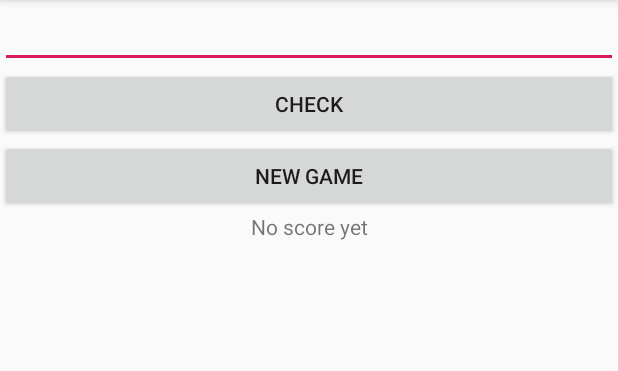
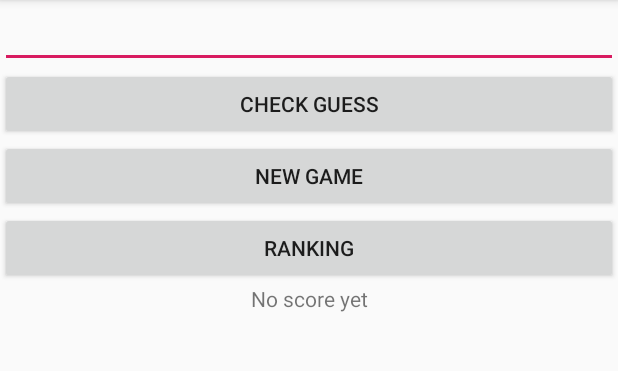
Before and after one commit to RolandMcDoland/MobileApplications, an Android app: the MainActivity screen opened directly, with no data from a screen before it, on a phone screen of 412 x 824 dp, the part 84-455 px from its top. Run offline under Robolectric (Android 15) with nearby library versions, the phone set to English and light mode, and no system bars.

Commit message:
Lab4 update

```diff
--- a/Lab4/app/src/main/java/com/example/guessnumber/MainActivity.kt
+++ b/Lab4/app/src/main/java/com/example/guessnumber/MainActivity.kt
@@ -1,5 +1,6 @@
 package com.example.guessnumber
 
+import android.content.Intent
 import android.os.AsyncTask
 import android.support.v7.app.AppCompatActivity
 import android.os.Bundle
@@ -65,16 +66,16 @@ class MainActivity : AppCompatActivity() {
             appScore = stringBuilder.toString().toInt()
 
             //Display the score so far
-            textView.setText("Score so far: " + stringBuilder.toString()).toString()
+            scoreTextView.setText("Score so far: " + stringBuilder.toString()).toString()
         }
         else {
             //Display information about lack of high scores
-            textView.setText("No score yet").toString()
+            scoreTextView.setText("No score yet").toString()
         }
 
-        button.setOnClickListener {
+        checkGuessButton.setOnClickListener {
             //If you win
-            if(editText.text.toString().toInt() == numberToGuess) {
+            if(numberEditText.text.toString().toInt() == numberToGuess) {
                 score = getScore(counter)
 
                 //Update application score
@@ -98,7 +99,7 @@ class MainActivity : AppCompatActivity() {
                 }
 
                 //Display score so far
-                textView.setText("Score so far: " + appScore.toString()).toString()
+                scoreTextView.setText("Score so far: " + appScore.toString()).toString()
 
                 startNewGame()
             }
@@ -119,8 +120,14 @@ class MainActivity : AppCompatActivity() {
             }
         }
 
-        button2.setOnClickListener{
+        newGameButton.setOnClickListener{
             startNewGame(toast)
+        }
+
+        //Move to ranking activity to see top 10 scores
+        rankingButton.setOnClickListener{
+            val intent = Intent(this, RankingActivity::class.java)
+            startActivity(intent)
         }
     }
 
@@ -155,26 +162,18 @@ class MainActivity : AppCompatActivity() {
             return 1
     }
 
+    //Get a response from specified URL
     inner class CommunicationController : AsyncTask<String, String, String>() {
         override fun doInBackground(vararg url: String?): String {
-            var response : String
-            val connection =  URL(url[0]).openConnection() as HttpURLConnection
+            var response: String
+            val connection = URL(url[0]).openConnection() as HttpURLConnection
             try {
                 connection.connect()
-                response = connection.inputStream.use{it.reader().use{reader -> reader.readText()} }
+                response = connection.inputStream.use { it.reader().use { reader -> reader.readText() } }
             } finally {
                 connection.disconnect()
             }
             return response
         }
-
-        override fun onPostExecute(result: String?) {
-            super.onPostExecute(result)
-
-            if(result != "OK") {
-                // TODO handle JSON
-            }
-        }
-        //"http://hufiecgniezno.pl/br/record.php?f=get"
     }
 }
--- a/Lab4/app/src/main/res/layout/activity_main.xml
+++ b/Lab4/app/src/main/res/layout/activity_main.xml
@@ -15,17 +15,21 @@
                 android:layout_height="wrap_content"
                 android:inputType="textPersonName"
                 android:ems="10"
-                android:id="@+id/editText"/>
+                android:id="@+id/numberEditText"/>
         <Button
-                android:text="Check"
+                android:text="Check Guess"
                 android:layout_width="match_parent"
-                android:layout_height="wrap_content" android:id="@+id/button"/>
+                android:layout_height="wrap_content" android:id="@+id/checkGuessButton"/>
         <Button
                 android:text="New Game"
                 android:layout_width="match_parent"
-                android:layout_height="wrap_content" android:id="@+id/button2"/>
+                android:layout_height="wrap_content" android:id="@+id/newGameButton"/>
+        <Button
+                android:text="Ranking"
+                android:layout_width="match_parent"
+                android:layout_height="wrap_content" android:id="@+id/rankingButton"/>
         <TextView
                 android:layout_width="match_parent"
-                android:layout_height="wrap_content" android:id="@+id/textView" android:textAlignment="center"/>
+                android:layout_height="wrap_content" android:id="@+id/scoreTextView" android:textAlignment="center"/>
     </LinearLayout>
 </android.support.constraint.ConstraintLayout>
```
Also changed, not shown: Lab4/app/src/main/AndroidManifest.xml (+9 -7 lines), Lab4/app/src/main/java/com/example/guessnumber/RankingActivity.kt (added, +47 -0 lines), Lab4/app/src/main/res/layout/activity_ranking.xml (added, +22 -0 lines).
